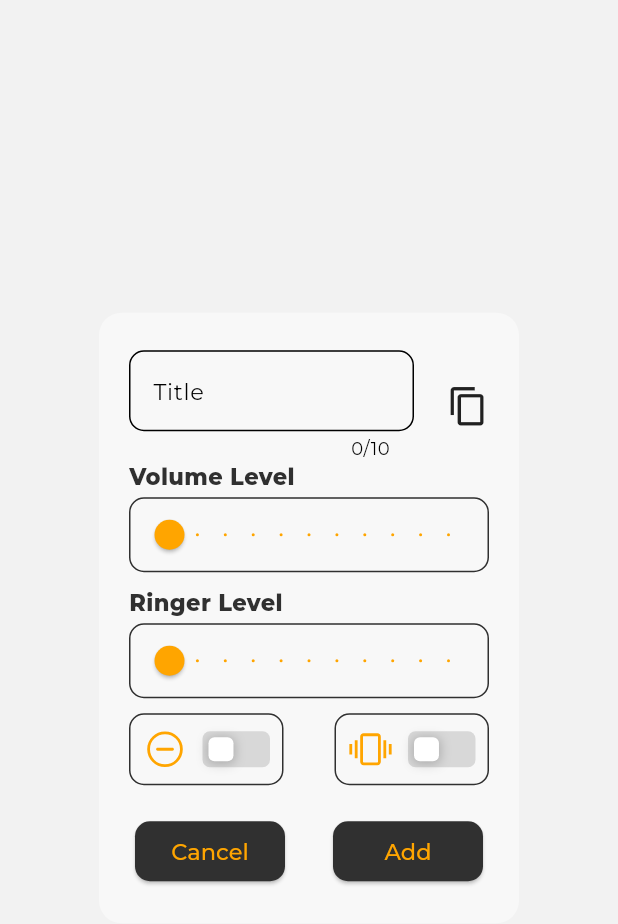
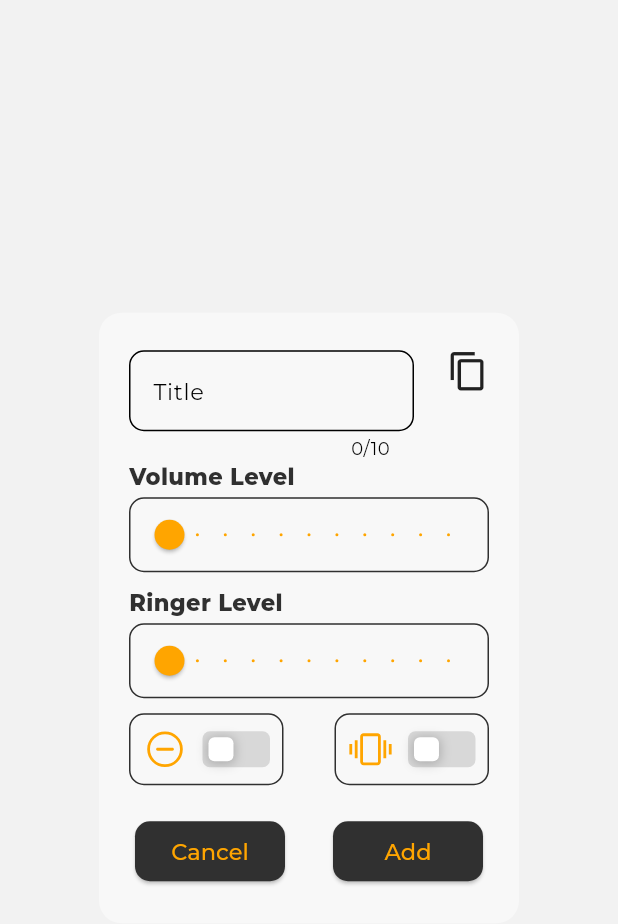
Before and after one commit to rao-suraj/AutoSilentAppFlutter, a Flutter app: the AddProfileDialogbox widget shown alone on an empty page, opened directly with empty values, on a phone screen of 412 x 824 dp. Shown: the top 924 px of the screen. Run offline on Flutter 3.47's test engine with Material 3 defaults, Android fonts, the phone set to English and light mode, and no system bars; our stand-ins replace auto_size_text, awesome_bottom_bar, bloc, either_dart, equatable, floor and 10 more; missing offline and left inert: android_alarm_manager_plus, floating_action_bubble, real_volume, workmanager; accounts and stored records are empty; generated files the repository leaves out were written again.

Commit message:
make profile improvements

```diff
--- a/lib/presentation/screens/calendar/widgets/calendar_tile.dart
+++ b/lib/presentation/screens/calendar/widgets/calendar_tile.dart
@@ -88,9 +88,10 @@ class _CalendarTileState extends State<CalendarTile> {
               alignment: Alignment.centerLeft,
               child: Text(
                 DateFormat('dd MMM yyyy').format(widget.calendar.dateTime),
-                  style: textTheme.h3,
+                style: textTheme.h3.copyWith(color: colorScheme.onPrimary),
               ),
-              )),
+            ),
+          ),
           Expanded(
               flex: 20,
               child: Align(
--- a/lib/presentation/screens/profile/widgets/add_profile_dialogbox.dart
+++ b/lib/presentation/screens/profile/widgets/add_profile_dialogbox.dart
@@ -50,13 +50,17 @@ class _AddProfileDialogboxState extends State<AddProfileDialogbox> {
         child: Column(
           crossAxisAlignment: CrossAxisAlignment.start,
           children: [
-            Row(mainAxisAlignment: MainAxisAlignment.spaceBetween, children: [
+            Row(
+            mainAxisAlignment: MainAxisAlignment.spaceBetween,
+            crossAxisAlignment: CrossAxisAlignment.start,
+            children: [
               SizedBox(
                 width: 190,
                 child: TextFormField(
                   textCapitalization: TextCapitalization.sentences,
                   maxLength: 10,
-                  style: textTheme.h3Regular.copyWith(color: colorScheme.onPrimary),
+                  style: textTheme.h3Regular
+                      .copyWith(color: colorScheme.onPrimary),
                   decoration: InputDecoration(
                     hintText: 'Title',
                     border: OutlineInputBorder(
@@ -73,12 +77,9 @@ class _AddProfileDialogboxState extends State<AddProfileDialogbox> {
                   },
                 ),
               ),
-              const Align(
-                alignment: Alignment.topCenter,
-                child: Icon(
-                  AppIcons.content_copy,
-                  size: 28,
-                ),
+              const Icon(
+                AppIcons.content_copy,
+                size: 28,
               )
             ]),
             Column(
--- a/lib/presentation/screens/profile/widgets/profile_tile.dart
+++ b/lib/presentation/screens/profile/widgets/profile_tile.dart
@@ -128,7 +128,9 @@ class _ProfileTileState extends State<ProfileTile> {
 
   // takes level in double(0.0 to 1.0) and converts it to int(1 to 3)
   int getLevel(double x) {
-    if (x > 0 && x <= 0.4) {
+    if (x == 0) {
+      return 0;
+    } else if (x > 0 && x <= 0.4) {
       return 1;
     } else if (x > 0.4 && x <= 0.7) {
       return 2;
--- a/pubspec.yaml
+++ b/pubspec.yaml
@@ -59,7 +59,7 @@ dev_dependencies:
   build_runner: ^2.4.6
   floor_generator: ^1.4.2
   flutter_gen_runner: ^5.3.2
-  flutter_lints: ^2.0.0
+  flutter_lints: ^3.0.1
   flutter_test:
     sdk: flutter
   injectable_generator: ^2.4.1
```
Also changed, not shown: pubspec.lock, 1 other file. Lines whose indentation alone changed are shown as unchanged.
